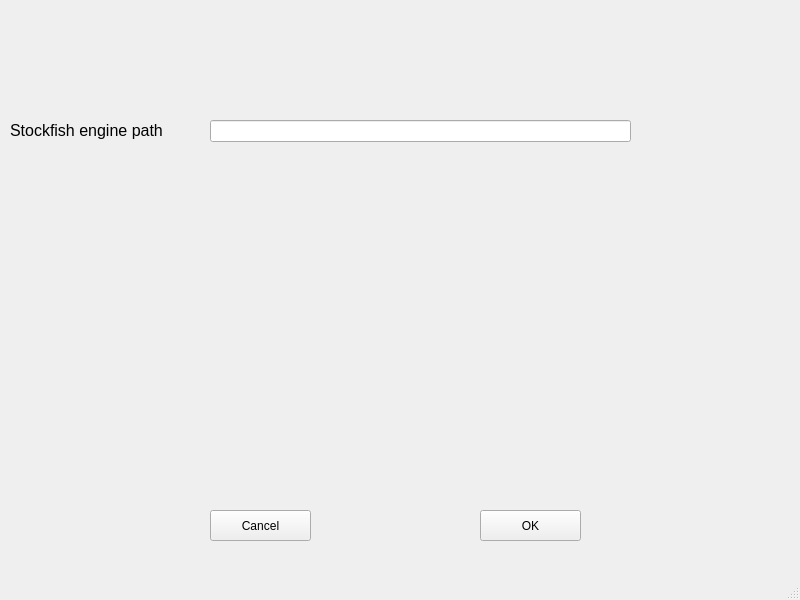
First picture: the form in gui/settings.ui, repository K1utzer/Chess.com-bot, before the edit.
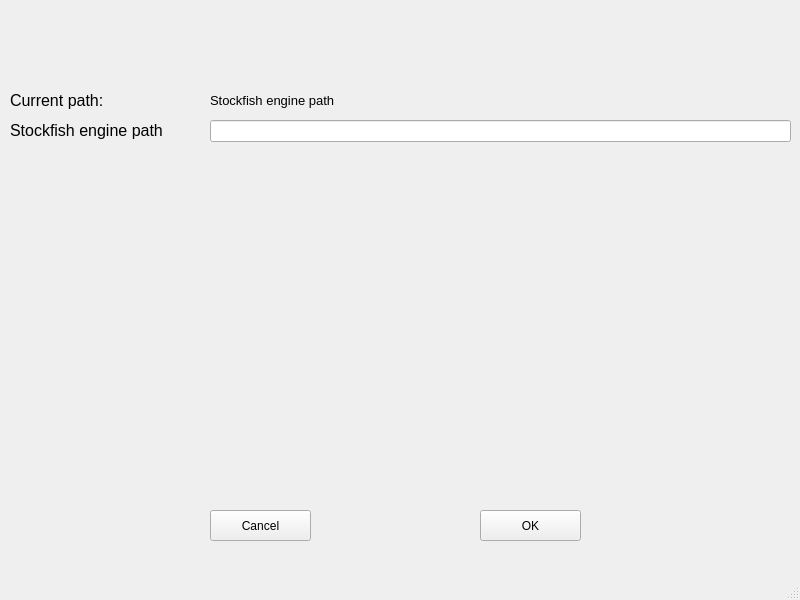
Second picture: the form after the edit.

What changed in the file:
```diff
--- a/gui/settings.ui
+++ b/gui/settings.ui
@@ -50,7 +50,7 @@
      <rect>
       <x>210</x>
       <y>120</y>
-      <width>421</width>
+      <width>581</width>
       <height>22</height>
      </rect>
     </property>
@@ -68,6 +68,42 @@
      <string>Cancel</string>
     </property>
    </widget>
+   <widget class="QLabel" name="label_current_stockfishpath">
+    <property name="geometry">
+     <rect>
+      <x>210</x>
+      <y>80</y>
+      <width>581</width>
+      <height>41</height>
+     </rect>
+    </property>
+    <property name="font">
+     <font>
+      <pointsize>10</pointsize>
+     </font>
+    </property>
+    <property name="text">
+     <string>Stockfish engine path</string>
+    </property>
+   </widget>
+   <widget class="QLabel" name="label_stockfishpath_current_display">
+    <property name="geometry">
+     <rect>
+      <x>10</x>
+      <y>80</y>
+      <width>201</width>
+      <height>41</height>
+     </rect>
+    </property>
+    <property name="font">
+     <font>
+      <pointsize>12</pointsize>
+     </font>
+    </property>
+    <property name="text">
+     <string>Current path:</string>
+    </property>
+   </widget>
   </widget>
   <widget class="QMenuBar" name="menubar">
    <property name="geometry">
```
Left out of the diff: 4 changed lines with no effect on the pictures.
